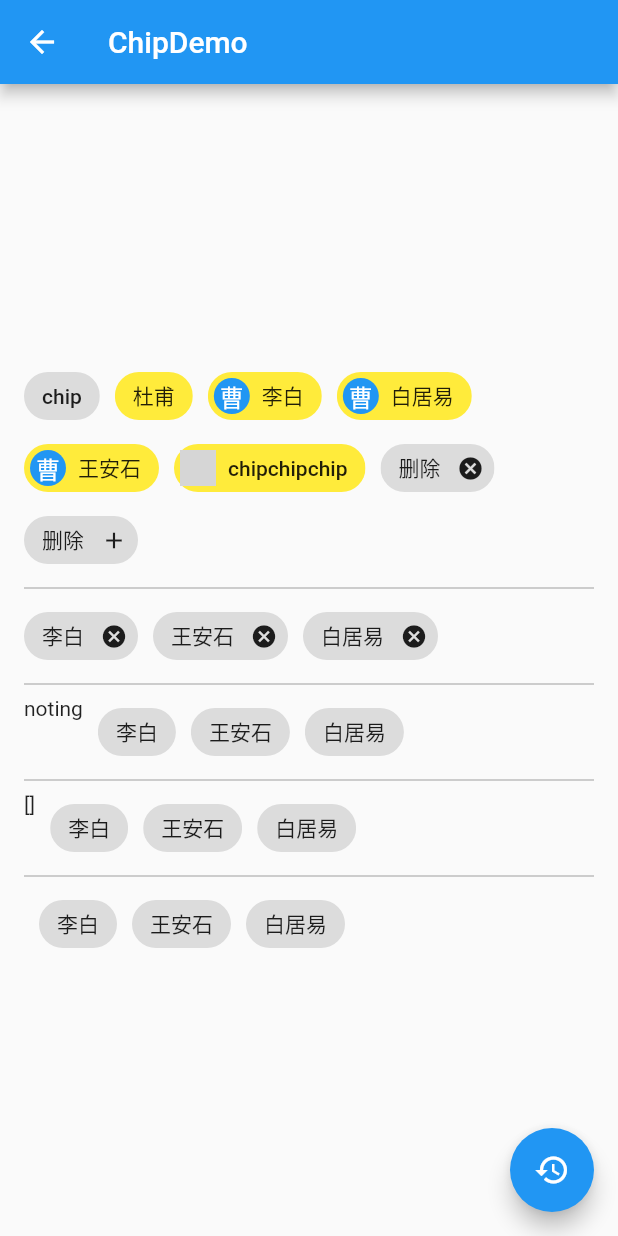
After one commit to chsmy/my_flutter, a Flutter app: the ChipDemo screen opened directly, on a phone screen of 412 x 824 dp. The commit adds this screen. Run offline on Flutter 3.47's test engine with Material 2 defaults, Android fonts, the phone set to English and light mode, and no system bars; network calls fail; grey boxes are pictures that could not be loaded.

```diff
--- /dev/null
+++ b/lib/demo/chip_demo.dart
@@ -0,0 +1,154 @@
+import 'package:flutter/material.dart';
+
+class ChipDemo extends StatefulWidget {
+  @override
+  _ChipDemoState createState() => _ChipDemoState();
+}
+
+class _ChipDemoState extends State<ChipDemo> {
+
+   List<String> tags = ['李白','王安石','白居易'];
+   String action = 'noting';
+   List<String> filters = [];
+   String choice = '';
+  @override
+  Widget build(BuildContext context) {
+    return Scaffold(
+      appBar: AppBar(
+        title: Text('ChipDemo'),
+      ),
+      body: Container(
+        padding: EdgeInsets.all(16.0),
+        child: Column(
+          mainAxisAlignment: MainAxisAlignment.center,
+          children: <Widget>[
+            Wrap(
+              spacing: 10,
+              children: <Widget>[
+                Chip(
+                  label: Text('chip'),
+                ),
+                Chip(
+                  label: Text('杜甫'),
+                  backgroundColor: Colors.yellow,
+                ),
+                Chip(
+                  label: Text('李白'),
+                  backgroundColor: Colors.yellow,
+                  avatar: CircleAvatar(backgroundColor: Colors.blue,child:
+                  Text('曹',style: TextStyle(color: Colors.white),),),
+                ),
+                Chip(
+                  label: Text('白居易'),
+                  backgroundColor: Colors.yellow,
+                  avatar: CircleAvatar(backgroundColor: Colors.blue,child:
+                  Text('曹',style: TextStyle(color: Colors.white),),),
+                ),
+                Chip(
+                  label: Text('王安石'),
+                  backgroundColor: Colors.yellow,
+                  avatar: CircleAvatar(backgroundColor: Colors.blue,child:
+                  Text('曹',style: TextStyle(color: Colors.white),),),
+                ),
+                Chip(
+                  label: Text('chipchipchip'),
+                  backgroundColor: Colors.yellow,
+                  avatar: CircleAvatar(backgroundImage: NetworkImage('https://c-ssl.duitang.com/uploads/item/201507/07/20150707225339_NxT3C.jpeg'),
+                  ),
+                ),
+                Chip(
+                  label: Text('删除'),
+                  onDeleted: (){},
+                ),
+                Chip(
+                  label: Text('删除'),
+                  onDeleted: (){},
+                  deleteIcon: Icon(Icons.add),
+                ),
+                Divider(
+                  color: Colors.grey,
+                ),
+                Wrap(
+                  spacing: 10.0,
+                  children: tags.map((tag){
+                    return Chip(
+                      label:Text(tag),
+                      onDeleted:(){
+                        setState(() {
+                          tags.remove(tag);
+                        });
+                      },
+                    );
+                  }).toList(),
+                ),
+                Divider(
+                  color: Colors.grey,
+                ),
+                Text(action),
+                Wrap(
+                  spacing: 10.0,
+                  children: tags.map((tag){
+                    return ActionChip(
+                      label:Text(tag),
+                     onPressed: (){
+                      setState(() {
+                        action = tag;
+                      });
+                     },
+                    );
+                  }).toList(),
+                ),
+                Divider(
+                  color: Colors.grey,
+                ),
+                Text(filters.toString()),
+                Wrap(
+                  spacing: 10.0,
+                  children: tags.map((tag){
+                    return FilterChip(
+                      label:Text(tag),
+                      selected: filters.contains(tag),
+                      onSelected: (value){
+                       setState(() {
+                         if(filters.contains(tag)){
+                           filters.remove(tag);
+                         }else{
+                           filters.add(tag);
+                         }
+                       });
+                      },
+                    );
+                  }).toList(),
+                ),
+                Divider(
+                  color: Colors.grey,
+                ),
+                Text(choice),
+                Wrap(
+                  spacing: 10.0,
+                  children: tags.map((tag){
+                    return ChoiceChip(
+                      label:Text(tag),
+                      selected: choice == tag,
+                      onSelected: (value){
+                       setState(() {
+                         choice = tag;
+                       });
+                      },
+                    );
+                  }).toList(),
+                ),
+              ],
+            )
+          ],
+        ),
+      ),
+      floatingActionButton: FloatingActionButton(onPressed: (){
+       setState(() {
+         tags = ['李白','王安石','杜甫',];
+         filters = [];
+       });
+      },child: Icon(Icons.restore),),
+    );;
+  }
+}
```
Also changed, not shown: lib/demo/bottom_sheet_demo.dart (+19 -1 lines), lib/demo/card_demo.dart (added, +60 -0 lines), lib/demo/checkbox_demo.dart (+9 -0 lines), lib/demo/expend_demo.dart (added, +94 -0 lines), lib/demo/material_components.dart (+11 -1 lines), lib/demo/table_demo.dart (added, +64 -0 lines), lib/demo/table_demo_paging.dart (added, +74 -0 lines), lib/model/post.dart (+7 -6 lines).
